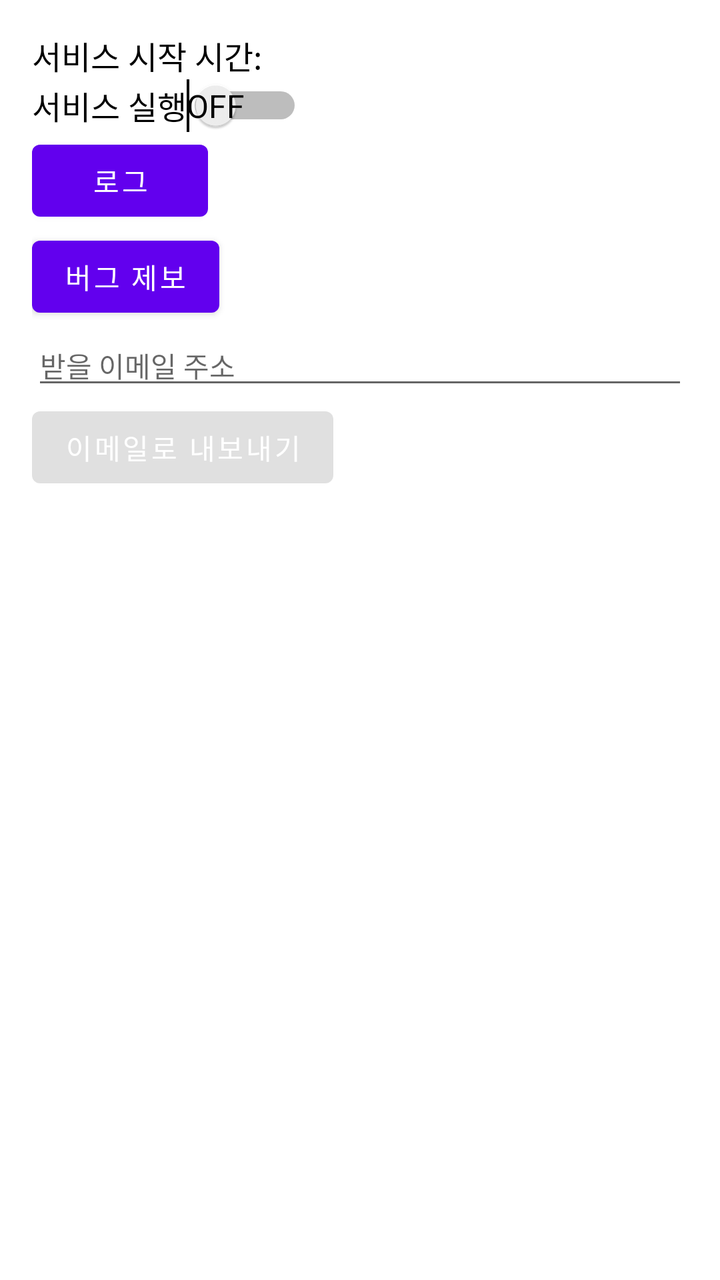
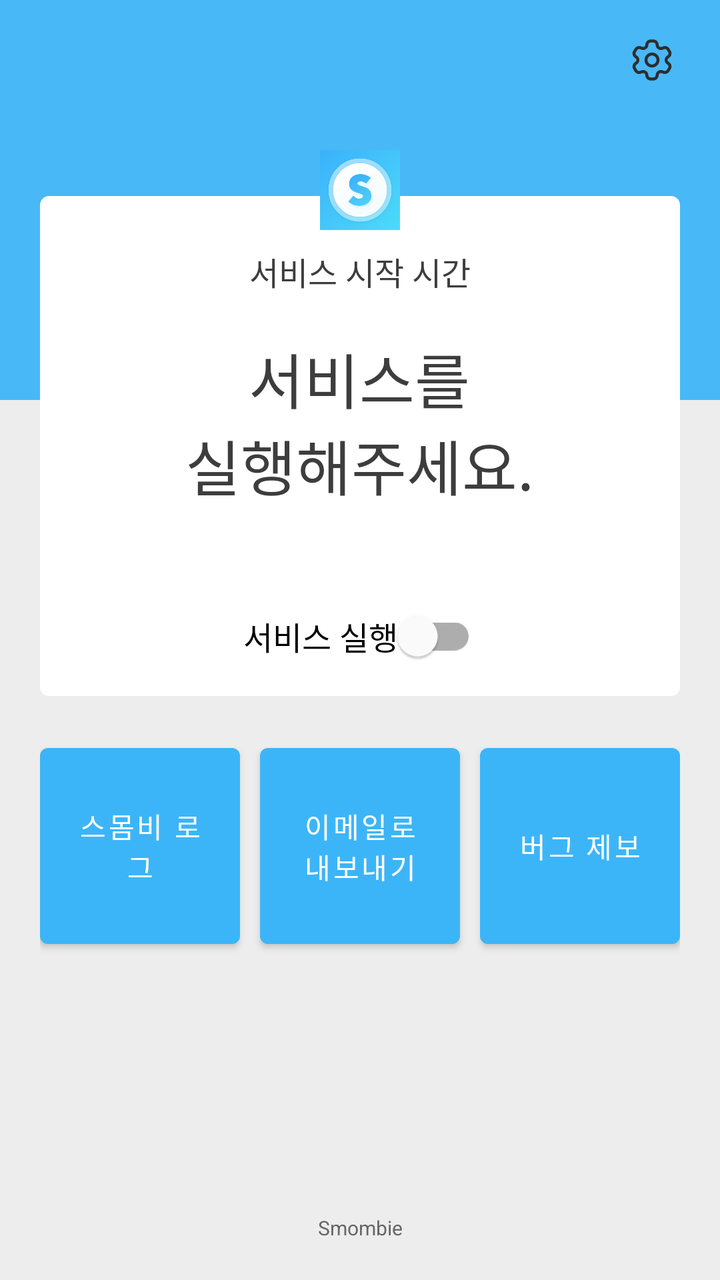

Two renders of the same Android screen: before a commit and after it. Below are the layout's source before the change and the commit's diff.
<!-- AndroidManifest.xml: application theme Theme.SmombieApp -->
<!-- res/layout/activity_main.xml -->
<?xml version="1.0" encoding="utf-8"?>
<androidx.constraintlayout.widget.ConstraintLayout xmlns:android="http://schemas.android.com/apk/res/android"
    xmlns:app="http://schemas.android.com/apk/res-auto"
    xmlns:tools="http://schemas.android.com/tools"
    android:layout_width="match_parent"
    android:layout_height="match_parent"
    android:orientation="vertical"
    android:padding="@dimen/dimen_16dp"
    tools:context=".view.MainActivity">

    <TextView
        android:id="@+id/main_tv_start_time"
        style="@style/Font_16_000000"
        android:layout_width="wrap_content"
        android:layout_height="wrap_content"
        android:text="@string/main_start_time"
        app:layout_constraintStart_toStartOf="parent"
        app:layout_constraintTop_toTopOf="parent" />


    <Switch
        android:id="@+id/main_sw_service"
        style="@style/Font_16_000000"
        android:layout_width="wrap_content"
        android:layout_height="wrap_content"
        android:showText="true"
        android:switchTextAppearance="@style/Font_16_000000"
        android:text="@string/main_service_on"
        android:textOff="@string/btn_end"
        android:textOn="@string/btn_start"
        app:layout_constraintStart_toStartOf="parent"
        app:layout_constraintTop_toBottomOf="@id/main_tv_start_time" />


    <Button
        android:id="@+id/main_btn_log"
        style="@style/Font_14_FFFFFF"
        android:layout_width="wrap_content"
        android:layout_height="wrap_content"
        android:text="@string/btn_log"
        app:layout_constraintStart_toStartOf="parent"
        app:layout_constraintTop_toBottomOf="@id/main_sw_service" />

    <Button
        android:id="@+id/main_btn_bug"
        style="@style/Font_14_FFFFFF"
        android:layout_width="wrap_content"
        android:layout_height="wrap_content"
        android:text="@string/btn_bug"
        app:layout_constraintStart_toStartOf="parent"
        app:layout_constraintTop_toBottomOf="@id/main_btn_log" />

    <EditText
        android:id="@+id/main_et_email"
        style="@style/Font_14_000000"
        android:layout_width="match_parent"
        android:layout_height="wrap_content"
        android:hint="@string/main_email_hint"
        app:layout_constraintStart_toStartOf="parent"
        app:layout_constraintTop_toBottomOf="@id/main_btn_bug" />

    <Button
        android:id="@+id/main_btn_email"
        style="@style/Font_14_FFFFFF"
        android:layout_width="wrap_content"
        android:layout_height="wrap_content"
        android:enabled="false"
        android:text="@string/btn_email"
        app:layout_constraintStart_toStartOf="parent"
        app:layout_constraintTop_toBottomOf="@id/main_et_email" />

</androidx.constraintlayout.widget.ConstraintLayout>
<!-- resources referenced by this layout -->
<resources>
  <dimen name="dimen_16dp">16dp</dimen>
  <string name="btn_bug">버그 제보</string>
  <string name="btn_email">이메일로 내보내기</string>
  <string name="btn_end">OFF</string>
  <string name="btn_log">로그</string>
  <string name="btn_start">ON</string>
  <string name="main_email_hint">받을 이메일 주소</string>
  <string name="main_service_on">서비스 실행</string>
  <string name="main_start_time">서비스 시작 시간: </string>
  <style name="Font_14_000000">
          <item name="android:textColor">@color/color_000000</item>
          <item name="android:textSize">@dimen/dimen_14dp</item>
          <item name="android:includeFontPadding">false</item>
      </style>
  <style name="Font_14_FFFFFF">
          <item name="android:textColor">@color/color_FFFFFF</item>
          <item name="android:textSize">@dimen/dimen_14dp</item>
          <item name="android:includeFontPadding">false</item>
      </style>
  <style name="Font_16_000000">
          <item name="android:textColor">@color/color_000000</item>
          <item name="android:textSize">@dimen/dimen_16dp</item>
          <item name="android:includeFontPadding">false</item>
      </style>
  <style name="Theme.SmombieApp" parent="Theme.MaterialComponents.Light.NoActionBar">
          
          <item name="colorPrimary">@color/purple_500</item>
          <item name="colorPrimaryVariant">@color/purple_700</item>
          <item name="colorOnPrimary">@color/white</item>
          
          <item name="colorSecondary">@color/teal_200</item>
          <item name="colorSecondaryVariant">@color/teal_700</item>
          <item name="colorOnSecondary">@color/black</item>
          
          <item name="android:statusBarColor" tools:targetApi="l">?attr/colorPrimaryVariant</item>
          
      </style>
  <color name="color_000000">#000000</color>
  <dimen name="dimen_14dp">14dp</dimen>
  <color name="color_FFFFFF">#FFFFFF</color>
  <color name="purple_500">#FF6200EE</color>
  <color name="purple_700">#FF3700B3</color>
  <color name="white">#FFFFFFFF</color>
  <color name="teal_200">#FF03DAC5</color>
  <color name="teal_700">#FF018786</color>
  <color name="black">#FF000000</color>
</resources>

<!-- the commit's change to res/layout/activity_main.xml (unified diff, before → after) -->
@@ -4,69 +4,132 @@
     xmlns:tools="http://schemas.android.com/tools"
     android:layout_width="match_parent"
     android:layout_height="match_parent"
+    android:background="@color/color_EDEDED"
     android:orientation="vertical"
-    android:padding="@dimen/dimen_16dp"
     tools:context=".view.MainActivity">
 
-    <TextView
-        android:id="@+id/main_tv_start_time"
-        style="@style/Font_16_000000"
-        android:layout_width="wrap_content"
-        android:layout_height="wrap_content"
-        android:text="@string/main_start_time"
-        app:layout_constraintStart_toStartOf="parent"
+    <LinearLayout
+        android:layout_width="match_parent"
+        android:layout_height="@dimen/dimen_200dp"
+        android:background="@color/color_primary2"
+        android:gravity="center"
+        android:orientation="horizontal"
+        android:paddingBottom="@dimen/dimen_30dp"
         app:layout_constraintTop_toTopOf="parent" />
 
 
-    <Switch
-        android:id="@+id/main_sw_service"
-        style="@style/Font_16_000000"
+    <ImageView
+        android:id="@+id/main_img_setting"
         android:layout_width="wrap_content"
         android:layout_height="wrap_content"
-        android:showText="true"
-        android:switchTextAppearance="@style/Font_16_000000"
-        android:text="@string/main_service_on"
-        android:textOff="@string/btn_end"
-        android:textOn="@string/btn_start"
-        app:layout_constraintStart_toStartOf="parent"
-        app:layout_constraintTop_toBottomOf="@id/main_tv_start_time" />
+        android:layout_marginTop="@dimen/dimen_12dp"
+        android:layout_marginEnd="@dimen/dimen_16dp"
+        android:src="@drawable/btn_top_setting"
+        app:layout_constraintEnd_toEndOf="parent"
+        app:layout_constraintTop_toTopOf="parent" />
 
 
-    <Button
-        android:id="@+id/main_btn_log"
-        style="@style/Font_14_FFFFFF"
-        android:layout_width="wrap_content"
-        android:layout_height="wrap_content"
-        android:text="@string/btn_log"
+    <LinearLayout
+        android:id="@+id/main_lay_service"
+        android:layout_width="match_parent"
+        android:layout_height="@dimen/dimen_250dp"
+        android:layout_marginStart="@dimen/dimen_20dp"
+        android:layout_marginTop="@dimen/dimen_50dp"
+        android:layout_marginEnd="@dimen/dimen_20dp"
+        android:background="@drawable/rectangle_r4_ffffff"
+        android:gravity="center"
+        android:orientation="vertical"
+        app:layout_constraintEnd_toEndOf="parent"
         app:layout_constraintStart_toStartOf="parent"
-        app:layout_constraintTop_toBottomOf="@id/main_sw_service" />
+        app:layout_constraintTop_toBottomOf="@id/main_img_setting">
 
-    <Button
-        android:id="@+id/main_btn_bug"
-        style="@style/Font_14_FFFFFF"
-        android:layout_width="wrap_content"
-        android:layout_height="wrap_content"
-        android:text="@string/btn_bug"
-        app:layout_constraintStart_toStartOf="parent"
-        app:layout_constraintTop_toBottomOf="@id/main_btn_log" />
+        <TextView
+            android:id="@+id/main_txt_start_time"
+            style="@style/Font_16_3D3D3D"
+            android:layout_marginTop="@dimen/dimen_20dp"
+            android:layout_width="wrap_content"
+            android:layout_height="wrap_content"
+            android:text="@string/main_start_time"
+            app:layout_constraintEnd_toEndOf="parent"
+            app:layout_constraintStart_toStartOf="parent"
+            app:layout_constraintTop_toBottomOf="@id/main_img_setting" />
 
-    <EditText
-        android:id="@+id/main_et_email"
-        style="@style/Font_14_000000"
+        <TextView
+            android:id="@+id/main_tv_start_time"
+            style="@style/Font_30_3D3D3D"
+            android:layout_width="wrap_content"
+            android:layout_height="wrap_content"
+            android:layout_marginTop="@dimen/dimen_20dp"
+            android:layout_marginBottom="@dimen/dimen_40dp"
+            app:layout_constraintEnd_toEndOf="parent"
+            app:layout_constraintStart_toStartOf="parent"
+            android:textAlignment="center"
+            android:text="@string/main_start_msg" />
+
+        <com.google.android.material.switchmaterial.SwitchMaterial
+            android:id="@+id/main_sw_service"
+            style="@style/Font_16_000000"
+            android:layout_width="wrap_content"
+            android:layout_height="wrap_content"
+            android:showText="true"
+            android:switchTextAppearance="@style/Font_16_000000"
+            android:text="@string/main_service_on"
+            android:textOff="@string/btn_end"
+            android:textOn="@string/btn_start" />
+    </LinearLayout>
+
+    <ImageView
+        android:id="@+id/main_img_logo"
+        android:layout_width="@dimen/dimen_40dp"
+        android:layout_height="@dimen/dimen_40dp"
+        android:src="@drawable/smombie_logo"
+        app:layout_constraintTop_toTopOf="parent"
+        app:layout_constraintEnd_toEndOf="parent"
+        android:layout_marginTop="@dimen/dimen_75dp"
+        app:layout_constraintStart_toStartOf="parent"/>
+
+    <LinearLayout
+        android:layout_width="match_parent"
+        android:layout_height="@dimen/dimen_150dp"
+        android:orientation="horizontal"
+        android:padding="@dimen/dimen_20dp"
+        app:layout_constraintTop_toBottomOf="@id/main_lay_service">
+
+        <Button
+            android:id="@+id/main_btn_log"
+            style="@style/Font_14_FFFFFF"
+            android:layout_width="0dp"
+            android:layout_height="match_parent"
+            android:layout_marginEnd="@dimen/dimen_10dp"
+            android:layout_weight="1"
+            android:text="@string/btn_log" />
+
+        <Button
+            android:id="@+id/main_btn_email"
+            style="@style/Font_14_FFFFFF"
+            android:layout_width="0dp"
+            android:layout_height="match_parent"
+            android:layout_marginEnd="@dimen/dimen_10dp"
+            android:layout_weight="1"
+            android:text="@string/btn_email" />
+
+        <Button
+            android:id="@+id/main_btn_bug"
+            style="@style/Font_14_FFFFFF"
+            android:layout_width="0dp"
+            android:layout_height="match_parent"
+            android:layout_weight="1"
+            android:text="@string/btn_bug" />
+    </LinearLayout>
+
+    <TextView
+        style="@style/Font_10_666666"
         android:layout_width="match_parent"
         android:layout_height="wrap_content"
-        android:hint="@string/main_email_hint"
-        app:layout_constraintStart_toStartOf="parent"
-        app:layout_constraintTop_toBottomOf="@id/main_btn_bug" />
+        android:layout_marginBottom="@dimen/dimen_20dp"
+        android:text="@string/app_name"
+        android:textAlignment="center"
+        app:layout_constraintBottom_toBottomOf="parent" />
 
-    <Button
-        android:id="@+id/main_btn_email"
-        style="@style/Font_14_FFFFFF"
-        android:layout_width="wrap_content"
-        android:layout_height="wrap_content"
-        android:enabled="false"
-        android:text="@string/btn_email"
-        app:layout_constraintStart_toStartOf="parent"
-        app:layout_constraintTop_toBottomOf="@id/main_et_email" />
 
 </androidx.constraintlayout.widget.ConstraintLayout>
<!-- resource entries referenced after the edit -->
@@ -1,17 +1,43 @@
 <!-- resources referenced by this layout -->
 <resources>
+  <color name="color_EDEDED">#EDEDED</color>
+  <color name="color_primary2">#ee3CB5F8</color>
+  <dimen name="dimen_10dp">10dp</dimen>
+  <dimen name="dimen_12dp">12dp</dimen>
+  <dimen name="dimen_150dp">150dp</dimen>
   <dimen name="dimen_16dp">16dp</dimen>
+  <dimen name="dimen_200dp">200dp</dimen>
+  <dimen name="dimen_20dp">20dp</dimen>
+  <dimen name="dimen_250dp">250dp</dimen>
+  <dimen name="dimen_30dp">30dp</dimen>
+  <dimen name="dimen_40dp">40dp</dimen>
+  <dimen name="dimen_50dp">50dp</dimen>
+  <dimen name="dimen_75dp">75dp</dimen>
+  <!-- drawable btn_top_setting: png bitmap (drawable-xxhdpi, 3621 bytes) -->
+  <!-- drawable rectangle_r4_ffffff (drawable) -->
+  <?xml version="1.0" encoding="utf-8"?>
+  <shape xmlns:android="http://schemas.android.com/apk/res/android"
+      android:shape="rectangle">
+      <stroke
+          android:width="@dimen/dimen_01dp"
+          android:color="@color/color_FFFFFF" />
+      <corners android:radius="@dimen/dimen_04dp" />
+      <solid android:color="@color/color_FFFFFF" />
+  
+  </shape>
+  <!-- drawable smombie_logo: png bitmap (drawable-xxhdpi, 219071 bytes) -->
+  <string name="app_name">Smombie</string>
   <string name="btn_bug">버그 제보</string>
   <string name="btn_email">이메일로 내보내기</string>
   <string name="btn_end">OFF</string>
-  <string name="btn_log">로그</string>
+  <string name="btn_log">스몸비 로그</string>
   <string name="btn_start">ON</string>
-  <string name="main_email_hint">받을 이메일 주소</string>
   <string name="main_service_on">서비스 실행</string>
-  <string name="main_start_time">서비스 시작 시간: </string>
-  <style name="Font_14_000000">
-          <item name="android:textColor">@color/color_000000</item>
-          <item name="android:textSize">@dimen/dimen_14dp</item>
+  <string name="main_start_msg">서비스를\n실행해주세요. </string>
+  <string name="main_start_time">서비스 시작 시간 </string>
+  <style name="Font_10_666666">
+          <item name="android:textColor">@color/color_666666</item>
+          <item name="android:textSize">@dimen/dimen_10dp</item>
           <item name="android:includeFontPadding">false</item>
       </style>
   <style name="Font_14_FFFFFF">
@@ -24,9 +50,19 @@
           <item name="android:textSize">@dimen/dimen_16dp</item>
           <item name="android:includeFontPadding">false</item>
       </style>
+  <style name="Font_16_3D3D3D">
+          <item name="android:textColor">@color/color_3D3D3D</item>
+          <item name="android:textSize">@dimen/dimen_16dp</item>
+          <item name="android:includeFontPadding">false</item>
+      </style>
+  <style name="Font_30_3D3D3D">
+          <item name="android:textColor">@color/color_3D3D3D</item>
+          <item name="android:textSize">@dimen/dimen_30dp</item>
+          <item name="android:includeFontPadding">false</item>
+      </style>
   <style name="Theme.SmombieApp" parent="Theme.MaterialComponents.Light.NoActionBar">
           
-          <item name="colorPrimary">@color/purple_500</item>
+          <item name="colorPrimary">@color/color_primary</item>
           <item name="colorPrimaryVariant">@color/purple_700</item>
           <item name="colorOnPrimary">@color/white</item>
           
@@ -34,16 +70,24 @@
           <item name="colorSecondaryVariant">@color/teal_700</item>
           <item name="colorOnSecondary">@color/black</item>
           
-          <item name="android:statusBarColor" tools:targetApi="l">?attr/colorPrimaryVariant</item>
+          <item name="android:statusBarColor" tools:targetApi="l">@color/color_FFFFFF</item>
+          <item name="android:windowLightStatusBar">true</item>
           
+  
+          
+          <item name="android:windowBackground">@color/white</item>
       </style>
+  <dimen name="dimen_01dp">1dp</dimen>
   <color name="color_000000">#000000</color>
+  <color name="color_3D3D3D">#3D3D3D</color>
+  <color name="color_primary">#3CB5F8</color>
   <dimen name="dimen_14dp">14dp</dimen>
   <color name="color_FFFFFF">#FFFFFF</color>
-  <color name="purple_500">#FF6200EE</color>
+  <dimen name="dimen_04dp">4dp</dimen>
+  <color name="color_666666">#666666</color>
   <color name="purple_700">#FF3700B3</color>
   <color name="white">#FFFFFFFF</color>
-  <color name="teal_200">#FF03DAC5</color>
+  <color name="teal_200">#3CB5F8</color>
   <color name="teal_700">#FF018786</color>
   <color name="black">#FF000000</color>
 </resources>
